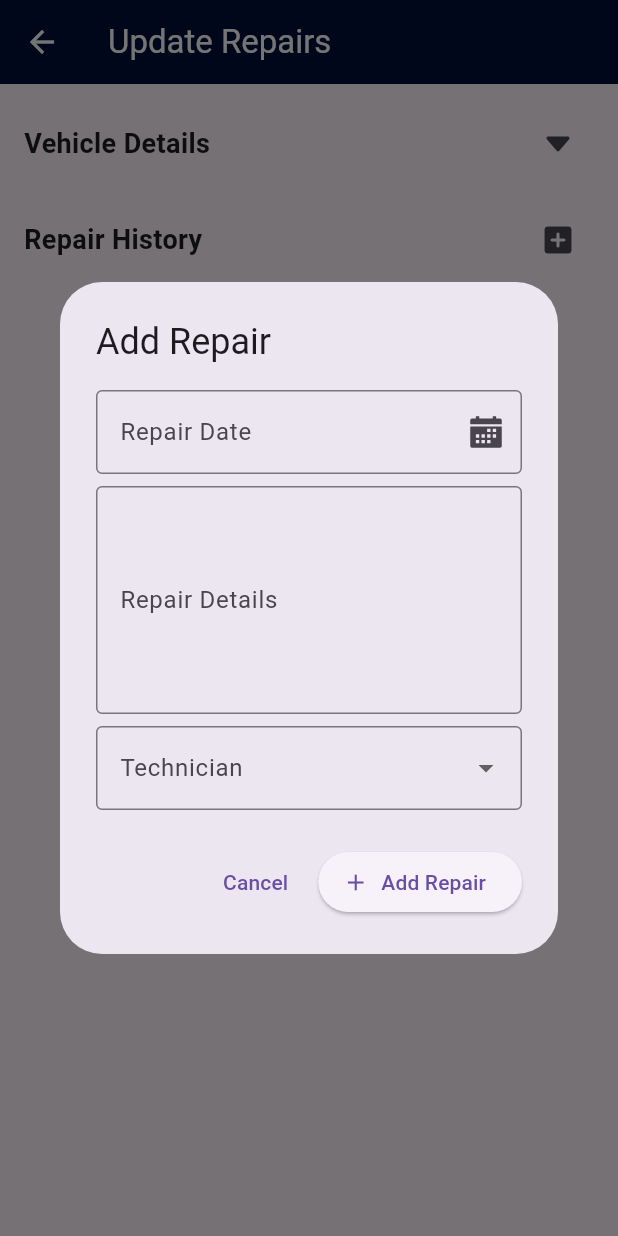
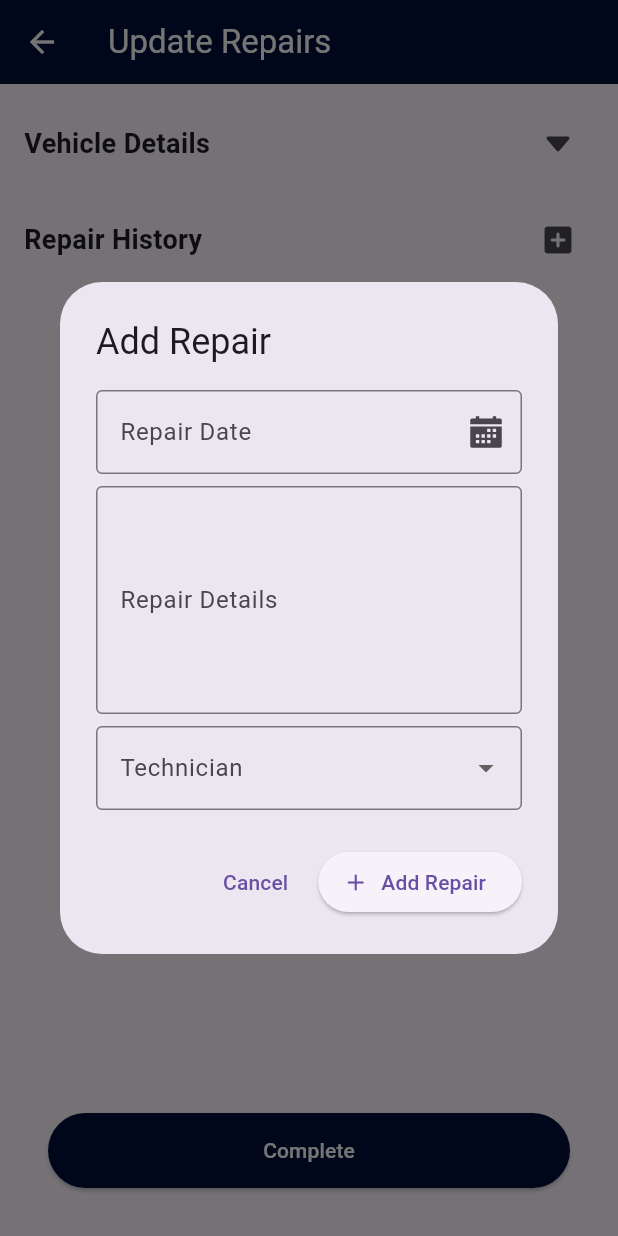
Before and after one commit to Driveaze-3-rd-year-group-project/Supervisor_mobile, a Flutter app: the VehicleDetailPage screen opened directly with empty values, after a tap on the "add box" icon, on a phone screen of 412 x 824 dp. Run offline on Flutter 3.47's test engine with Material 3 defaults, Android fonts, the phone set to English and light mode, and no system bars; our stand-ins replace device_preview, flutter_native_splash, flutter_vector_icons, get, syncfusion_flutter_charts.

Commit message:
create complete button

```diff
--- a/lib/screens/vehicleDetails.dart
+++ b/lib/screens/vehicleDetails.dart
@@ -1,5 +1,6 @@
 import 'package:flutter/material.dart';
 import 'package:flutter_vector_icons/flutter_vector_icons.dart';
+import 'package:get/get.dart';
 import 'vehicles.dart';
 
 class VehicleDetailPage extends StatefulWidget {
@@ -32,7 +33,7 @@ class _VehicleDetailPageState extends State<VehicleDetailPage> {
     _detailsError = null;
     String? selectedTechnician;
 
-    List<String> technicians = ['John Doe', 'Jane Smith', 'Bob Johnson'];
+    List<String> technicians = ['Ruwan Pathirana', 'Mahesh Senanayake', 'Maleesha Wickramasinghe'];
 
     showDialog(
       context: context,
@@ -200,8 +201,26 @@ class _VehicleDetailPageState extends State<VehicleDetailPage> {
                   final repair = repairHistory[index];
                   return ListTile(
                     title: Text(repair.details),
-                    subtitle: Text('Date: ${repair.date}\nTechnician: ${repair.technician}'),
-                  );
+                    subtitle: Row(
+                      mainAxisAlignment: MainAxisAlignment.spaceBetween,
+                      children: [
+                        Text(repair.date),
+                        Text(repair.technician),
+                      ],
+                    ),                  );
+                },
+              ),
+            ),
+            Padding(
+              padding: EdgeInsets.all(16.0),
+              child: ElevatedButton(
+                child: Text('Complete',style: TextStyle(color: Colors.white),),
+                style: ElevatedButton.styleFrom(
+                  backgroundColor: Color(0xFF01103B),
+                  minimumSize: Size(double.infinity, 50),
+                ),
+                onPressed: () {
+                  Navigator.of(context).popUntil((route) => route.isFirst);
                 },
               ),
             ),
@@ -227,12 +246,12 @@ class Repair {
 class RepairHistory {
   static final Map<String, List<Repair>> _repairHistory = {
     'ABC123': [
-      Repair('2023-01-10', 'Oil change', 'John Doe'),
-      Repair('2023-03-15', 'Brake replacement','John Doe' ),
+      Repair('2023-01-10', 'Oil change', 'Ruwan Pathirana'),
+      Repair('2023-03-15', 'Brake replacement','Mahesh Senanayake' ),
     ],
     'XYZ789': [
-      Repair('2023-02-20', 'Tire replacement', 'John Doe'),
-      Repair('2023-04-22', 'Battery replacement', 'John Doe'),
+      Repair('2023-02-20', 'Tire replacement', 'Mahesh Senanayake'),
+      Repair('2023-04-22', 'Battery replacement', 'Mahesh Senanayake'),
     ],
   };
 
```
